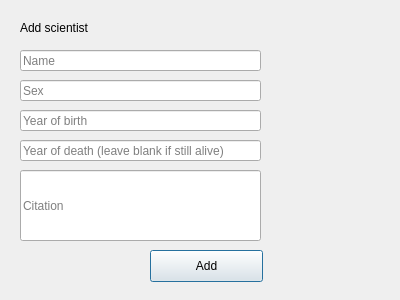
Old version of the form gui/add/addsci.ui in the repository HelgiThomas/Verklegt31.
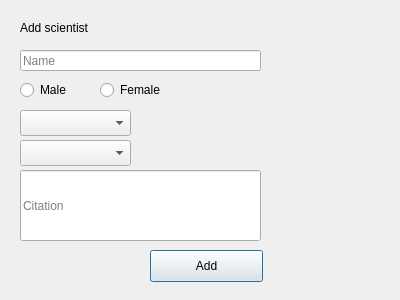
New version of the form.

```diff
--- a/gui/add/addsci.ui
+++ b/gui/add/addsci.ui
@@ -29,45 +29,6 @@
     <string>Name</string>
    </property>
   </widget>
-  <widget class="QLineEdit" name="line_sciSex">
-   <property name="geometry">
-    <rect>
-     <x>20</x>
-     <y>80</y>
-     <width>241</width>
-     <height>21</height>
-    </rect>
-   </property>
-   <property name="placeholderText">
-    <string>Sex</string>
-   </property>
-  </widget>
-  <widget class="QLineEdit" name="line_sciBirth">
-   <property name="geometry">
-    <rect>
-     <x>20</x>
-     <y>110</y>
-     <width>241</width>
-     <height>21</height>
-    </rect>
-   </property>
-   <property name="placeholderText">
-    <string>Year of birth</string>
-   </property>
-  </widget>
-  <widget class="QLineEdit" name="line_sciDeath">
-   <property name="geometry">
-    <rect>
-     <x>20</x>
-     <y>140</y>
-     <width>241</width>
-     <height>21</height>
-    </rect>
-   </property>
-   <property name="placeholderText">
-    <string>Year of death (leave blank if still alive)</string>
-   </property>
-  </widget>
   <widget class="QLineEdit" name="line_sciCitation">
    <property name="geometry">
     <rect>
@@ -107,6 +68,55 @@
     <string>Add scientist</string>
    </property>
   </widget>
+  <widget class="QRadioButton" name="radio_male">
+   <property name="geometry">
+    <rect>
+     <x>20</x>
+     <y>80</y>
+     <width>100</width>
+     <height>20</height>
+    </rect>
+   </property>
+   <property name="text">
+    <string>Male</string>
+   </property>
+  </widget>
+  <widget class="QRadioButton" name="radio_female">
+   <property name="geometry">
+    <rect>
+     <x>100</x>
+     <y>80</y>
+     <width>100</width>
+     <height>20</height>
+    </rect>
+   </property>
+   <property name="text">
+    <string>Female</string>
+   </property>
+  </widget>
+  <widget class="QComboBox" name="combobox_birthYears">
+   <property name="geometry">
+    <rect>
+     <x>20</x>
+     <y>110</y>
+     <width>111</width>
+     <height>26</height>
+    </rect>
+   </property>
+   <property name="currentText">
+    <string/>
+   </property>
+  </widget>
+  <widget class="QComboBox" name="combobox_deathYear">
+   <property name="geometry">
+    <rect>
+     <x>20</x>
+     <y>140</y>
+     <width>111</width>
+     <height>26</height>
+    </rect>
+   </property>
+  </widget>
  </widget>
  <resources/>
  <connections/>
```
